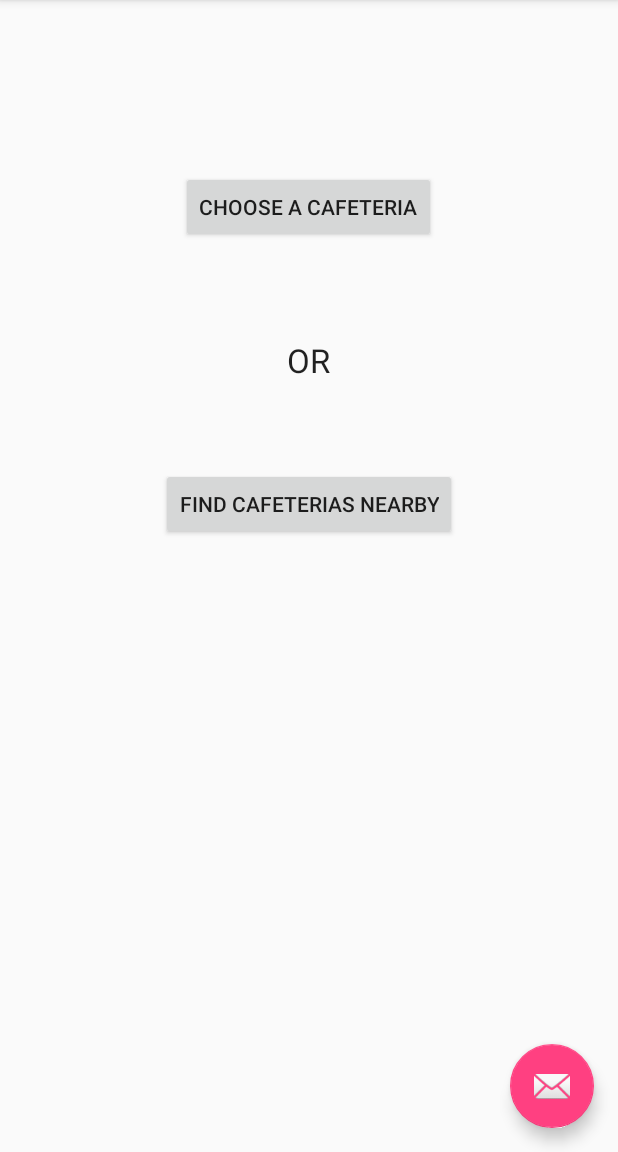
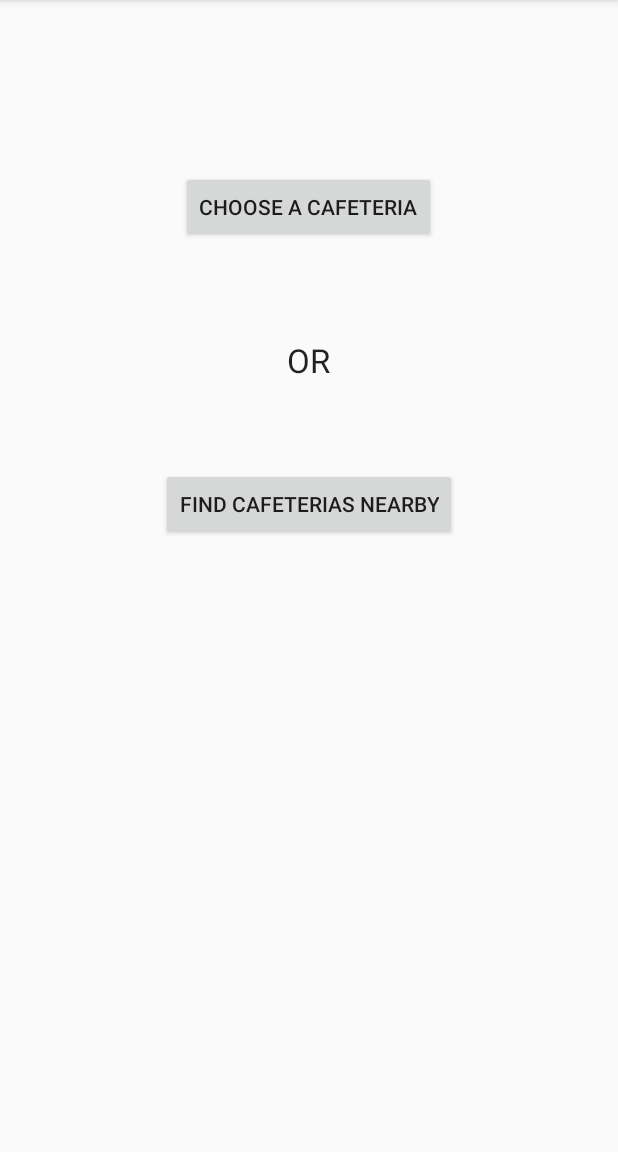
Before and after one commit to jeffrey-xiao/SnatchnGo, an Android app: the MainActivity screen opened directly, with no data from a screen before it, on a phone screen of 412 x 824 dp, the part 84-1236 px from its top. Run offline under Robolectric (Android 15) with nearby library versions, the phone set to English and light mode, and no system bars.

```diff
--- a/app/src/main/java/refactor/mhacks/snatchngo/MainActivity.java
+++ b/app/src/main/java/refactor/mhacks/snatchngo/MainActivity.java
@@ -36,14 +36,6 @@ public class MainActivity extends ActionBarActivity {
                 startActivity(intent);
             }
         });
-        FloatingActionButton fab = (FloatingActionButton) findViewById(R.id.fab);
-        fab.setOnClickListener(new View.OnClickListener() {
-            @Override
-            public void onClick(View view) {
-                Snackbar.make(view, "Replace with your own action", Snackbar.LENGTH_LONG)
-                        .setAction("Action", null).show();
-            }
-        });
     }
 
     @Override
--- a/app/src/main/res/layout/activity_main.xml
+++ b/app/src/main/res/layout/activity_main.xml
@@ -17,9 +17,6 @@
 
     <include layout="@layout/content_main" />
 
-    <android.support.design.widget.FloatingActionButton android:id="@+id/fab"
-        android:layout_width="wrap_content" android:layout_height="wrap_content"
-        android:layout_gravity="bottom|end" android:layout_margin="@dimen/fab_margin"
-        android:src="@android:drawable/ic_dialog_email" />
+
 
 </android.support.design.widget.CoordinatorLayout>
--- a/app/src/main/res/layout/content_main.xml
+++ b/app/src/main/res/layout/content_main.xml
@@ -17,7 +17,7 @@
         android:id="@+id/choose"
         android:layout_marginTop="98dp"
         android:layout_alignParentTop="true"
-        android:layout_centerHorizontal="true" />
+        android:layout_centerHorizontal="true"/>
 
     <Button
         android:layout_width="wrap_content"
```
Also changed, not shown: app/src/main/java/refactor/mhacks/snatchngo/CategoryActivity.java (+7 -0 lines), app/src/main/java/refactor/mhacks/snatchngo/ChooseActivity.java (+6 -11 lines), app/src/main/res/layout/category_activity.xml (+9 -0 lines).
